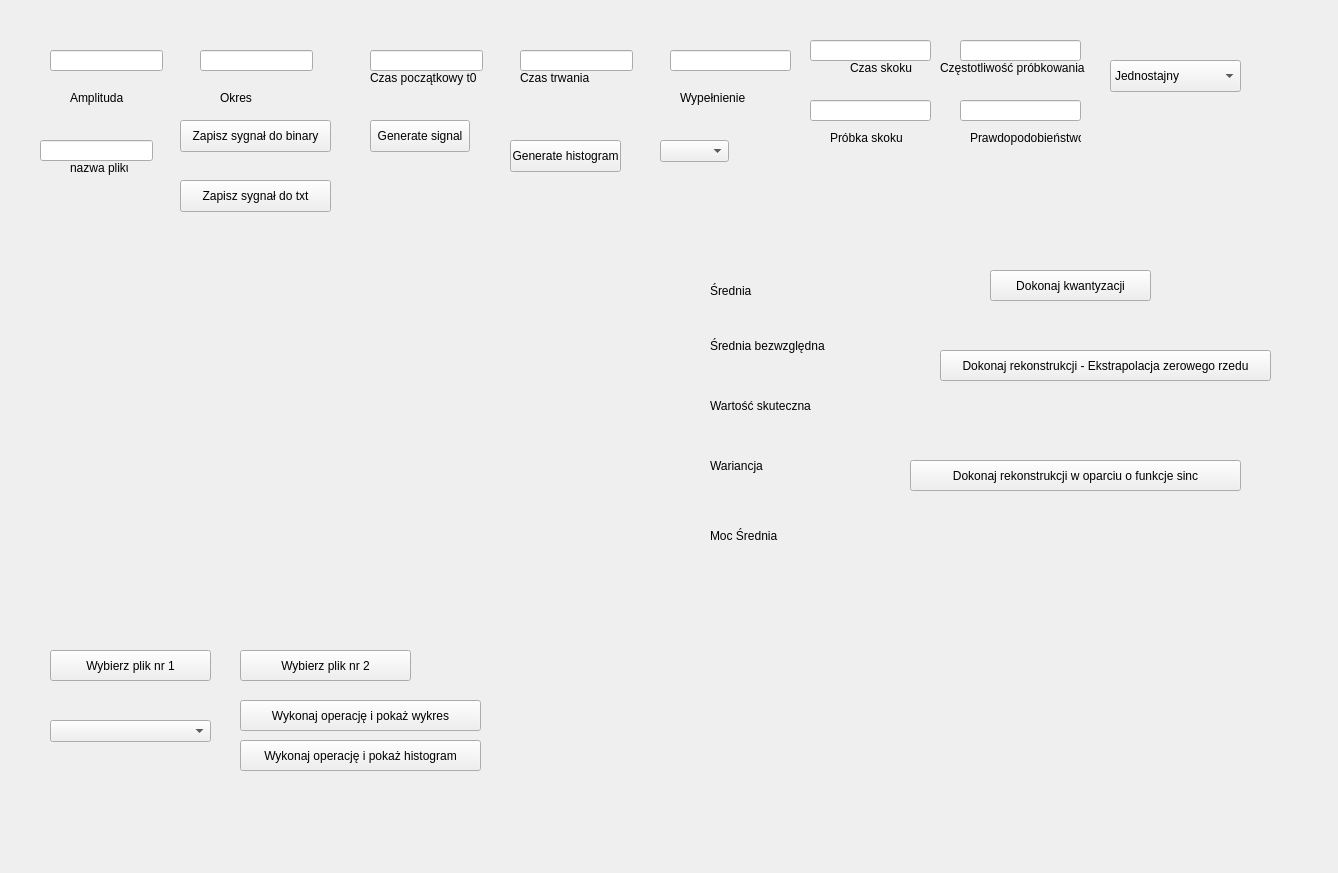
First picture: the form in DSP/zad1/form.ui, repository KD377/SusleRepo, before the edit.
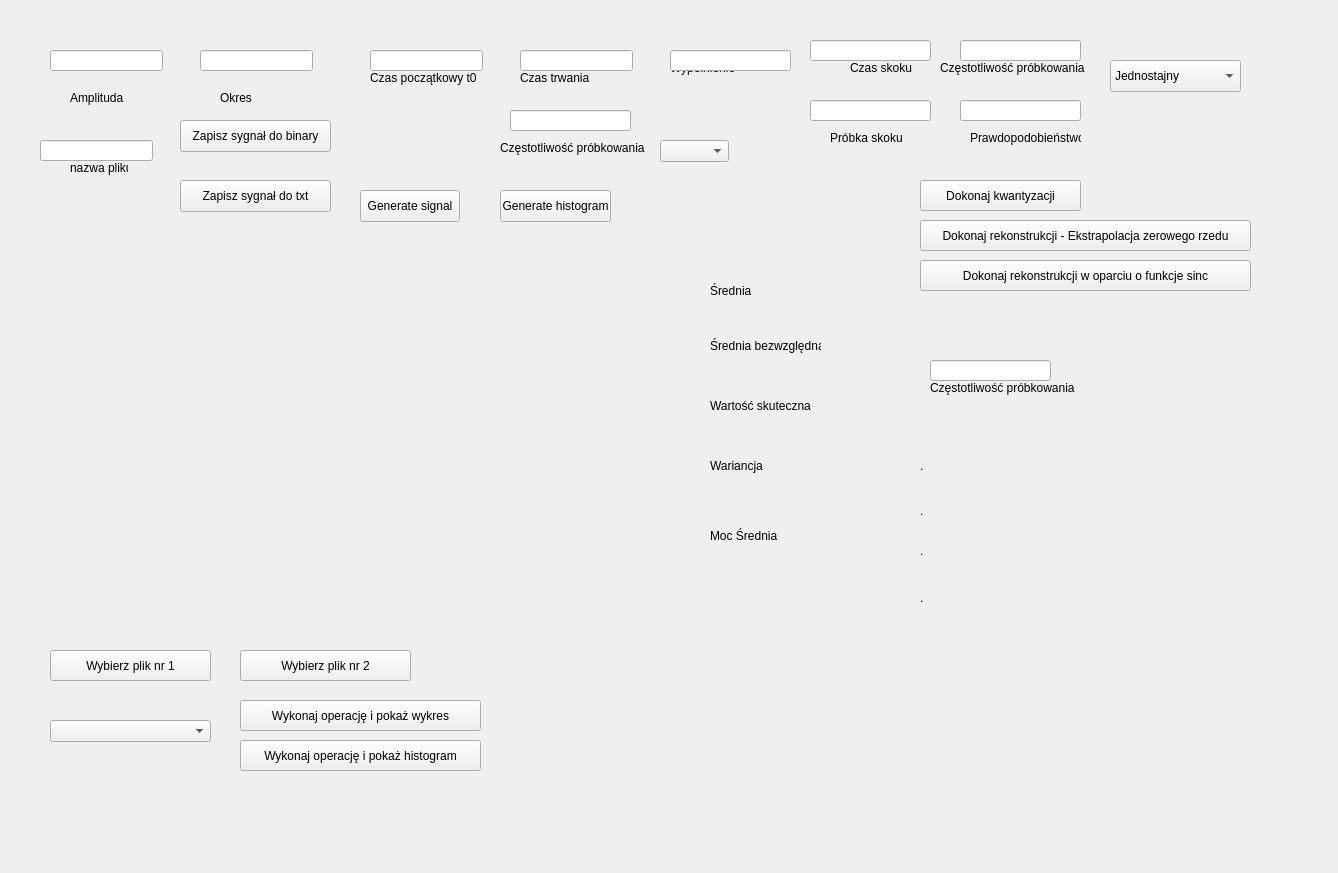
Second picture: the form after the edit.

Commit message: Zad2 finish

Patch:
```diff
--- a/DSP/zad1/form.ui
+++ b/DSP/zad1/form.ui
@@ -49,8 +49,8 @@
       <widget class="QPushButton" name="histogramButton">
        <property name="geometry">
         <rect>
-         <x>500</x>
-         <y>120</y>
+         <x>490</x>
+         <y>170</y>
          <width>111</width>
          <height>32</height>
         </rect>
@@ -136,7 +136,7 @@
         <rect>
          <x>700</x>
          <y>250</y>
-         <width>311</width>
+         <width>61</width>
          <height>41</height>
         </rect>
        </property>
@@ -149,7 +149,7 @@
         <rect>
          <x>700</x>
          <y>300</y>
-         <width>321</width>
+         <width>111</width>
          <height>51</height>
         </rect>
        </property>
@@ -162,7 +162,7 @@
         <rect>
          <x>700</x>
          <y>360</y>
-         <width>321</width>
+         <width>111</width>
          <height>51</height>
         </rect>
        </property>
@@ -175,7 +175,7 @@
         <rect>
          <x>700</x>
          <y>420</y>
-         <width>341</width>
+         <width>91</width>
          <height>51</height>
         </rect>
        </property>
@@ -188,7 +188,7 @@
         <rect>
          <x>700</x>
          <y>490</y>
-         <width>361</width>
+         <width>101</width>
          <height>51</height>
         </rect>
        </property>
@@ -437,8 +437,8 @@
       <widget class="QLabel" name="label_5">
        <property name="geometry">
         <rect>
-         <x>670</x>
-         <y>70</y>
+         <x>660</x>
+         <y>40</y>
          <width>111</width>
          <height>16</height>
         </rect>
@@ -450,8 +450,8 @@
       <widget class="QPushButton" name="kwantyzacja">
        <property name="geometry">
         <rect>
-         <x>980</x>
-         <y>250</y>
+         <x>910</x>
+         <y>160</y>
          <width>161</width>
          <height>31</height>
         </rect>
@@ -463,8 +463,8 @@
       <widget class="QPushButton" name="rekonstrukcja1">
        <property name="geometry">
         <rect>
-         <x>930</x>
-         <y>330</y>
+         <x>910</x>
+         <y>200</y>
          <width>331</width>
          <height>31</height>
         </rect>
@@ -476,8 +476,8 @@
       <widget class="QPushButton" name="rekonstrukcja2">
        <property name="geometry">
         <rect>
-         <x>900</x>
-         <y>440</y>
+         <x>910</x>
+         <y>240</y>
          <width>331</width>
          <height>31</height>
         </rect>
@@ -486,6 +486,120 @@
         <string>Dokonaj rekonstrukcji w oparciu o funkcje sinc</string>
        </property>
       </widget>
+      <widget class="QLabel" name="labelMSE">
+       <property name="geometry">
+        <rect>
+         <x>910</x>
+         <y>430</y>
+         <width>111</width>
+         <height>31</height>
+        </rect>
+       </property>
+       <property name="text">
+        <string>.</string>
+       </property>
+      </widget>
+      <widget class="QLabel" name="labelSNR">
+       <property name="geometry">
+        <rect>
+         <x>910</x>
+         <y>480</y>
+         <width>111</width>
+         <height>21</height>
+        </rect>
+       </property>
+       <property name="text">
+        <string>.</string>
+       </property>
+      </widget>
+      <widget class="QLabel" name="labelPSNR">
+       <property name="geometry">
+        <rect>
+         <x>910</x>
+         <y>520</y>
+         <width>91</width>
+         <height>21</height>
+        </rect>
+       </property>
+       <property name="text">
+        <string>.</string>
+       </property>
+      </widget>
+      <widget class="QLabel" name="labelMD">
+       <property name="geometry">
+        <rect>
+         <x>910</x>
+         <y>570</y>
+         <width>101</width>
+         <height>16</height>
+        </rect>
+       </property>
+       <property name="text">
+        <string>.</string>
+       </property>
+      </widget>
+      <widget class="QLineEdit" name="lineEdit_10">
+       <property name="geometry">
+        <rect>
+         <x>920</x>
+         <y>340</y>
+         <width>121</width>
+         <height>21</height>
+        </rect>
+       </property>
+       <property name="text">
+        <string/>
+       </property>
+      </widget>
+      <widget class="QLabel" name="label_12">
+       <property name="geometry">
+        <rect>
+         <x>920</x>
+         <y>360</y>
+         <width>151</width>
+         <height>16</height>
+        </rect>
+       </property>
+       <property name="text">
+        <string>Częstotliwość próbkowania</string>
+       </property>
+      </widget>
+      <widget class="QLineEdit" name="lineEdit_11">
+       <property name="geometry">
+        <rect>
+         <x>500</x>
+         <y>90</y>
+         <width>121</width>
+         <height>21</height>
+        </rect>
+       </property>
+      </widget>
+      <widget class="QLabel" name="label_13">
+       <property name="geometry">
+        <rect>
+         <x>490</x>
+         <y>120</y>
+         <width>151</width>
+         <height>16</height>
+        </rect>
+       </property>
+       <property name="text">
+        <string>Częstotliwość próbkowania</string>
+       </property>
+      </widget>
+      <widget class="QPushButton" name="pushButton">
+       <property name="geometry">
+        <rect>
+         <x>350</x>
+         <y>170</y>
+         <width>100</width>
+         <height>32</height>
+        </rect>
+       </property>
+       <property name="text">
+        <string>Generate signal</string>
+       </property>
+      </widget>
      </widget>
     </item>
    </layout>
@@ -500,19 +614,6 @@
     </rect>
    </property>
   </widget>
-  <widget class="QPushButton" name="pushButton">
-   <property name="geometry">
-    <rect>
-     <x>370</x>
-     <y>120</y>
-     <width>100</width>
-     <height>32</height>
-    </rect>
-   </property>
-   <property name="text">
-    <string>Generate signal</string>
-   </property>
-  </widget>
   <widget class="QLabel" name="label_3">
    <property name="geometry">
     <rect>
```
The commit also changes 1 other file.
